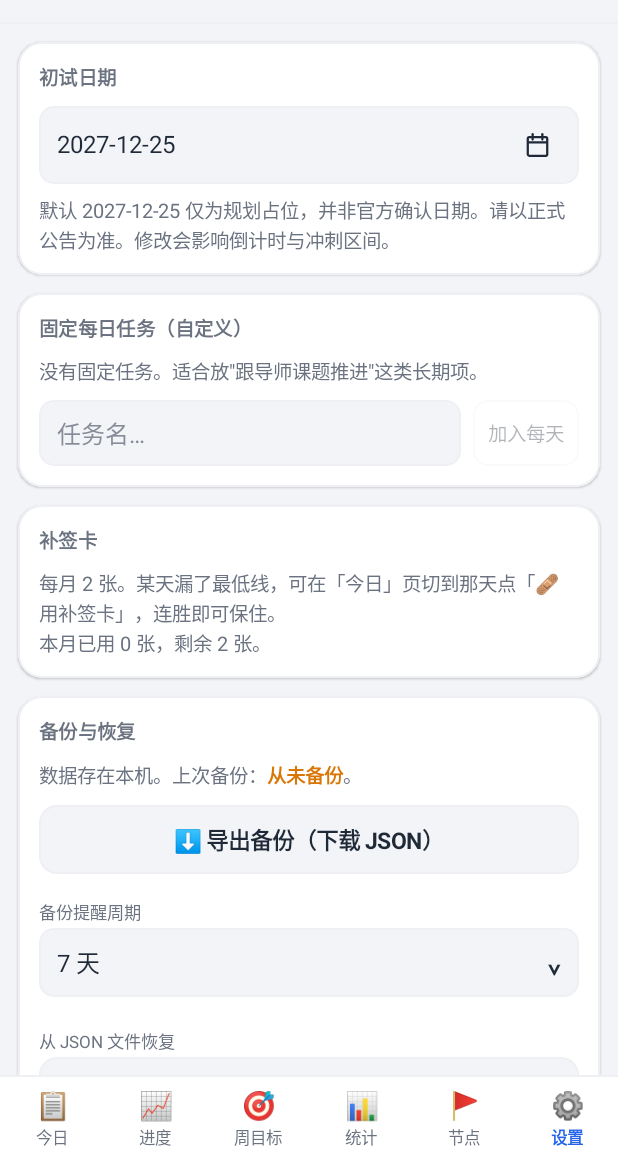
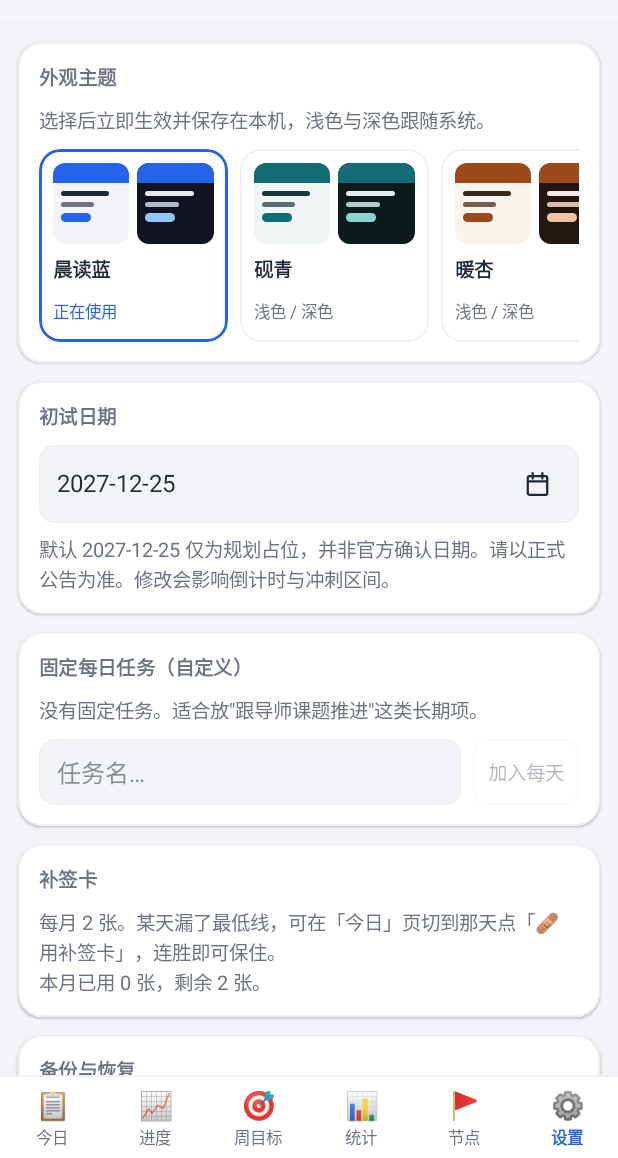
Before and after one commit to xjb1337/kaoyan-checkin, an Android app built with Jetpack Compose: the screen it shows after launch (MainActivity), after a tap on "前往设置导入", on a phone screen of 412 x 824 dp, the part 78-1236 px from its top. Run offline under Robolectric (Android 15) with nearby library versions, the phone set to English and light mode, and no system bars; our stand-ins replace Room's generated code; network calls fail; pictures from the network do not load.

Commit message:
Android：设置页增加多套外观主题
按主题名称将晨读蓝、砚青、暖杏、夜读紫和竹青保存在本机偏好中，默认沿用原网页蓝，深浅色跟随系统，且不写入打卡备份。

```diff
--- a/android/app/src/main/java/com/xjb/kaoyancheckin/MainActivity.kt
+++ b/android/app/src/main/java/com/xjb/kaoyancheckin/MainActivity.kt
@@ -42,7 +42,14 @@ class MainActivity : ComponentActivity() {
             navigationBarStyle = SystemBarStyle.auto(AndroidColor.TRANSPARENT, AndroidColor.TRANSPARENT),
         )
         if (CheckinWidget.isOpenToday(intent)) openTodaySignal++
-        setContent { WebTheme { CheckinApp(openTodaySignal) } }
+        val themeFactory = ThemeViewModel.factory(application)
+        setContent {
+            // Keep all ViewModels outside the theme provider so changing colors preserves drafts and navigation.
+            val model: CheckinViewModel = viewModel()
+            val updates: UpdateViewModel = viewModel()
+            val appearance: ThemeViewModel = viewModel(factory = themeFactory)
+            WebTheme(theme = appearance.theme) { CheckinApp(openTodaySignal, model, updates, appearance) }
+        }
     }
     override fun onNewIntent(intent: Intent) {
         super.onNewIntent(intent)
@@ -52,7 +59,7 @@ class MainActivity : ComponentActivity() {
 }
 
 @Composable
-private fun CheckinApp(openTodaySignal: Int, model: CheckinViewModel = viewModel(), updates: UpdateViewModel = viewModel()) {
+private fun CheckinApp(openTodaySignal: Int, model: CheckinViewModel, updates: UpdateViewModel, appearance: ThemeViewModel) {
     val context = androidx.compose.ui.platform.LocalContext.current
     val lifecycle = LocalLifecycleOwner.current.lifecycle
     DisposableEffect(lifecycle, model) {
@@ -98,7 +105,7 @@ private fun CheckinApp(openTodaySignal: Int, model: CheckinViewModel = viewModel
                         2 -> WeekScreen(model)
                         3 -> StatsScreen(model)
                         4 -> MilestonesScreen(model)
-                        else -> SettingsScreen(model, updates)
+                        else -> SettingsScreen(model, updates, appearance)
                     }
                 }
             }
--- a/android/app/src/main/java/com/xjb/kaoyancheckin/ProgressStatsScreens.kt
+++ b/android/app/src/main/java/com/xjb/kaoyancheckin/ProgressStatsScreens.kt
@@ -296,7 +296,7 @@ internal fun StatsScreen(model: CheckinViewModel) {
         val max = shown.maxOfOrNull { it.value }?.coerceAtLeast(1.0) ?: 1.0
         if (shown.isEmpty()) Tip("还没有科目时长记录（在今日页点「+0.5 西综」等按钮）")
         shown.forEach { (subject, total) ->
-            val color = when (subject) { "西综" -> c.blue; "英语" -> c.greenStrong; "政治" -> c.orange; else -> c.purple }
+            val color = when (subject) { "西综" -> c.subjectBlue; "英语" -> c.greenStrong; "政治" -> c.orange; else -> c.purple }
             BarRow(subject, "${hours(total)}h", (total / max).toFloat(), color)
         }
     }
@@ -311,7 +311,7 @@ internal fun StatsScreen(model: CheckinViewModel) {
                 Column(Modifier.weight(1f).fillMaxHeight(), verticalArrangement = Arrangement.Bottom, horizontalAlignment = Alignment.CenterHorizontally) {
                     Box(Modifier.fillMaxWidth(.7f).widthIn(max = 26.dp).height(((stats.hours / max * 57).toFloat()).coerceAtLeast(2f).dp)
                         .clip(RoundedCornerShape(topStart = 4.dp, topEnd = 4.dp)).background(Brush.verticalGradient(
-                            if (stats.hours < stats.target) listOf(Color(0xFFF59E0B), Color(0xFFFBBF24)) else listOf(c.blue, Color(0xFF60A5FA)))))
+                            if (stats.hours < stats.target) listOf(Color(0xFFF59E0B), Color(0xFFFBBF24)) else listOf(c.blue, c.progressHighlight))))
                     Text(shortDate(monday), fontSize = 9.sp, lineHeight = 14.sp, color = c.sub, maxLines = 1)
                 }
             }
--- a/android/app/src/main/java/com/xjb/kaoyancheckin/SettingsScreen.kt
+++ b/android/app/src/main/java/com/xjb/kaoyancheckin/SettingsScreen.kt
@@ -6,7 +6,12 @@ import androidx.activity.result.contract.ActivityResultContracts
 import androidx.compose.foundation.clickable
 import androidx.compose.foundation.background
 import androidx.compose.foundation.border
+import androidx.compose.foundation.horizontalScroll
 import androidx.compose.foundation.layout.*
+import androidx.compose.foundation.rememberScrollState
+import androidx.compose.foundation.selection.selectable
+import androidx.compose.foundation.selection.selectableGroup
+import androidx.compose.foundation.shape.CircleShape
 import androidx.compose.foundation.shape.RoundedCornerShape
 import androidx.compose.material3.DropdownMenu
 import androidx.compose.material3.DropdownMenuItem
@@ -19,6 +24,7 @@ import androidx.compose.ui.draw.clip
 import androidx.compose.ui.platform.LocalContext
 import androidx.compose.ui.platform.LocalFocusManager
 import androidx.compose.ui.semantics.contentDescription
+import androidx.compose.ui.semantics.Role
 import androidx.compose.ui.semantics.semantics
 import androidx.compose.ui.text.font.FontWeight
 import androidx.compose.ui.text.SpanStyle
@@ -26,6 +32,9 @@ import androidx.compose.ui.text.buildAnnotatedString
 import androidx.compose.ui.text.withStyle
 import androidx.compose.ui.unit.dp
 import androidx.compose.ui.unit.sp
+import com.xjb.kaoyancheckin.ui.theme.AppTheme
+import com.xjb.kaoyancheckin.ui.theme.WebColors
+import com.xjb.kaoyancheckin.ui.theme.paletteFor
 import com.xjb.kaoyancheckin.ui.theme.webColors
 import kotlinx.coroutines.Dispatchers
 import kotlinx.coroutines.launch
@@ -34,7 +43,7 @@ import java.time.LocalDate
 
 // Web vSet: exam, recurring tasks, makeup cards, backup/recovery and danger controls.
 @Composable
-internal fun SettingsScreen(model: CheckinViewModel, updates: UpdateViewModel) {
+internal fun SettingsScreen(model: CheckinViewModel, updates: UpdateViewModel, appearance: ThemeViewModel) {
     val context = LocalContext.current
     val focus = LocalFocusManager.current
     val scope = rememberCoroutineScope()
@@ -70,6 +79,18 @@ internal fun SettingsScreen(model: CheckinViewModel, updates: UpdateViewModel) {
                     result.toString()
                 }
             } }.onSuccess(model::stage).onFailure { model.notify("无法读取：${it.message}") }
+        }
+    }
+    Section("外观主题") {
+        Tip("选择后立即生效并保存在本机，浅色与深色跟随系统。")
+        Spacer(Modifier.height(10.dp))
+        Row(
+            Modifier.fillMaxWidth().horizontalScroll(rememberScrollState()).selectableGroup(),
+            horizontalArrangement = Arrangement.spacedBy(8.dp),
+        ) {
+            AppTheme.entries.forEach { theme ->
+                ThemePreviewCard(theme, appearance.theme == theme) { appearance.select(theme) }
+            }
         }
     }
     Section("初试日期") {
@@ -195,3 +216,37 @@ internal fun SettingsScreen(model: CheckinViewModel, updates: UpdateViewModel) {
         ) { model.retireTask(name) }
     }
 }
+
+/** A pair of miniature pages makes the light and dark variants visible before selecting. */
+@Composable
+private fun ThemePreviewCard(theme: AppTheme, selected: Boolean, onClick: () -> Unit) {
+    val c = webColors
+    val shape = RoundedCornerShape(14.dp)
+    Column(
+        Modifier.width(126.dp).clip(shape)
+            .background(c.card)
+            .border(if (selected) 2.dp else 1.dp, if (selected) c.accent else c.line, shape)
+            .selectable(selected = selected, role = Role.RadioButton, onClick = onClick)
+            .padding(9.dp),
+        verticalArrangement = Arrangement.spacedBy(6.dp),
+    ) {
+        Row(horizontalArrangement = Arrangement.spacedBy(5.dp)) {
+            MiniThemePreview(paletteFor(theme, false), Modifier.weight(1f))
+            MiniThemePreview(paletteFor(theme, true), Modifier.weight(1f))
+        }
+        Text(theme.label, color = c.text, fontSize = 13.sp, fontWeight = FontWeight.SemiBold, maxLines = 1)
+        Text(if (selected) "正在使用" else "浅色 / 深色", color = if (selected) c.accent else c.sub, fontSize = 11.sp, maxLines = 1)
+    }
+}
+
+@Composable
+private fun MiniThemePreview(palette: WebColors, modifier: Modifier = Modifier) {
+    Column(modifier.height(54.dp).clip(RoundedCornerShape(8.dp)).background(palette.bg)) {
+        Box(Modifier.fillMaxWidth().height(13.dp).background(palette.blue))
+        Column(Modifier.padding(horizontal = 5.dp, vertical = 5.dp), verticalArrangement = Arrangement.spacedBy(4.dp)) {
+            Box(Modifier.fillMaxWidth(.8f).height(3.dp).background(palette.text, CircleShape))
+            Box(Modifier.fillMaxWidth(.55f).height(3.dp).background(palette.sub, CircleShape))
+            Box(Modifier.width(20.dp).height(6.dp).background(palette.accent, CircleShape))
+        }
+    }
+}
--- /dev/null
+++ b/android/app/src/main/java/com/xjb/kaoyancheckin/ThemeRepository.kt
@@ -0,0 +1,50 @@
+package com.xjb.kaoyancheckin
+
+import android.app.Application
+import android.content.Context
+import androidx.compose.runtime.getValue
+import androidx.compose.runtime.mutableStateOf
+import androidx.compose.runtime.setValue
+import androidx.lifecycle.AndroidViewModel
+import androidx.lifecycle.ViewModel
+import androidx.lifecycle.ViewModelProvider
+import com.xjb.kaoyancheckin.ui.theme.AppTheme
+
+/** Local interface preference, deliberately separate from the study document and its backups. */
+internal class ThemeRepository(context: Context) {
+    private val preferences = context.applicationContext.getSharedPreferences(PREFERENCES, Context.MODE_PRIVATE)
+
+    fun load(): AppTheme = AppTheme.from(runCatching { preferences.getString(KEY_THEME, null) }.getOrNull())
+    fun save(theme: AppTheme) { preferences.edit().putString(KEY_THEME, theme.name).apply() }
+
+    companion object {
+        internal const val PREFERENCES = "appearance"
+        internal const val KEY_THEME = "theme"
+    }
+}
+
+internal class ThemeViewModel(
+    app: Application,
+    private val refreshWidgets: (Context) -> Unit = { context -> CheckinWidget.refreshAll(context) },
+) : AndroidViewModel(app) {
+    private val repository = ThemeRepository(app)
+    var theme by mutableStateOf(repository.load())
+        private set
+
+    fun select(theme: AppTheme) {
+        if (theme == this.theme) return
+        repository.save(theme) // apply updates the in-process preference before the widget reads it.
+        this.theme = theme
+        refreshWidgets(getApplication())
+    }
+
+    companion object {
+        fun factory(app: Application): ViewModelProvider.Factory = object : ViewModelProvider.Factory {
+            override fun <T : ViewModel> create(modelClass: Class<T>): T {
+                require(modelClass.isAssignableFrom(ThemeViewModel::class.java))
+                @Suppress("UNCHECKED_CAST")
+                return ThemeViewModel(app) as T
+            }
+        }
+    }
+}
--- a/android/app/src/main/java/com/xjb/kaoyancheckin/WebComponents.kt
+++ b/android/app/src/main/java/com/xjb/kaoyancheckin/WebComponents.kt
@@ -134,7 +134,7 @@ internal fun TaskRow(label: String, checked: Boolean, enabled: Boolean = true, t
                 textDecoration = if (checked) TextDecoration.LineThrough else TextDecoration.None)
             if (tag != null) {
                 val (fg, bg) = when (tag) {
-                    "西综" -> c.blueTag to c.chipBlue
+                    "西综" -> c.blueTag to c.chipSubjectBlue
                     "英语" -> c.greenTag to c.chipGreen
                     "政治" -> c.orangeTag to c.chipOrange
                     "复试" -> c.redTag to c.chipRed
@@ -305,7 +305,7 @@ internal fun Banner(text: String, type: String = "warn", action: (@Composable Ro
 internal fun ProgressBar(progress: Float, modifier: Modifier = Modifier, height: androidx.compose.ui.unit.Dp = 6.dp) {
     Box(modifier.fillMaxWidth().height(height).clip(CircleShape).background(webColors.line)) {
         Box(Modifier.fillMaxHeight().fillMaxWidth(progress.coerceIn(0f, 1f))
-            .background(Brush.horizontalGradient(listOf(Color(0xFF2563EB), Color(0xFF16A34A))), CircleShape))
+            .background(Brush.horizontalGradient(listOf(webColors.blue, Color(0xFF16A34A))), CircleShape))
     }
 }
 
--- /dev/null
+++ b/android/app/src/main/java/com/xjb/kaoyancheckin/ui/theme/AppTheme.kt
@@ -0,0 +1,15 @@
+package com.xjb.kaoyancheckin.ui.theme
+
+/** Names are persisted on this device; their order is not part of the storage format. */
+enum class AppTheme(val label: String) {
+    WEB_BLUE("晨读蓝"),
+    INK_TEAL("砚青"),
+    WARM_APRICOT("暖杏"),
+    NIGHT_VIOLET("夜读紫"),
+    BAMBOO_GREEN("竹青");
+
+    companion object {
+        val DEFAULT = WEB_BLUE
+        fun from(name: String?): AppTheme = entries.firstOrNull { it.name == name } ?: DEFAULT
+    }
+}
--- a/android/app/src/main/java/com/xjb/kaoyancheckin/ui/theme/WebTheme.kt
+++ b/android/app/src/main/java/com/xjb/kaoyancheckin/ui/theme/WebTheme.kt
@@ -13,25 +13,29 @@ import androidx.compose.ui.text.TextStyle
 import androidx.compose.ui.text.font.FontWeight
 import androidx.compose.ui.unit.sp
 
-/** Tokens taken from index.html :root and both prefers-color-scheme overrides. */
+/** Page and brand tokens. Status and subject colors remain the same across skins. */
 data class WebColors(
     val bg: Color, val card: Color, val text: Color, val sub: Color, val line: Color,
     val accent: Color, val red: Color, val amber: Color, val green: Color,
     val blueTag: Color, val greenTag: Color, val orangeTag: Color, val redTag: Color, val purpleTag: Color,
     val dark: Boolean,
+    // Opaque brand color for controls with white text, including in dark mode.
+    val blue: Color = Color(0xFF2563EB),
 ) {
-    // The web keeps these translucent backgrounds and the gradient fixed in both themes.
-    val blue = Color(0xFF2563EB)
+    val subjectBlue = Color(0xFF2563EB)
+    val progressHighlight = if (blue == subjectBlue) Color(0xFF60A5FA) else accent
     val greenStrong = Color(0xFF059669)
     val purple = Color(0xFF7C3AED)
     val orange = Color(0xFFD97706)
     val chipBlue = blue.copy(alpha = .12f)
+    val chipSubjectBlue = subjectBlue.copy(alpha = .12f)
     val chipGreen = greenStrong.copy(alpha = .12f)
     val chipOrange = orange.copy(alpha = .14f)
     val chipRed = Color(0xFFDC2626).copy(alpha = .12f)
     val chipPurple = purple.copy(alpha = .12f)
 }
 
+// These are the existing website palette, unchanged for installations without a preference.
 private val LightWebColors = WebColors(
     Color(0xFFF2F4F7), Color.White, Color(0xFF1F2937), Color(0xFF6B7280), Color(0xFFEEF0F3),
     Color(0xFF2563EB), Color(0xFFEF4444), Color(0xFFD97706), Color(0xFF16A34A),
@@ -42,13 +46,50 @@ private val DarkWebColors = WebColors(
     Color(0xFF93C5FD), Color(0xFFFCA5A5), Color(0xFFFCD34D), Color(0xFF86EFAC),
     Color(0xFF93C5FD), Color(0xFF6EE7B7), Color(0xFFFCD34D), Color(0xFFFCA5A5), Color(0xFFC4B5FD), true,
 )
+
+/** Both Compose and the RemoteViews widget use this same palette selection. */
+internal fun paletteFor(theme: AppTheme, dark: Boolean): WebColors {
+    val base = if (dark) DarkWebColors else LightWebColors
+    return when (theme) {
+        AppTheme.WEB_BLUE -> base
+        AppTheme.INK_TEAL -> if (dark) base.copy(
+            bg = Color(0xFF0D1A1C), card = Color(0xFF17292B), text = Color(0xFFE3F0EF),
+            sub = Color(0xFFB2CAC9), line = Color(0xFF2B4446), accent = Color(0xFF8CD4D1), blue = Color(0xFF126C76),
+        ) else base.copy(
+            bg = Color(0xFFF0F6F5), card = Color.White, text = Color(0xFF193739),
+            sub = Color(0xFF536F70), line = Color(0xFFE0ECEA), accent = Color(0xFF126C76), blue = Color(0xFF126C76),
+        )
+        AppTheme.WARM_APRICOT -> if (dark) base.copy(
+            bg = Color(0xFF211710), card = Color(0xFF33241C), text = Color(0xFFF8EAE0),
+            sub = Color(0xFFD6BDAE), line = Color(0xFF513A2C), accent = Color(0xFFF4C19E), blue = Color(0xFF9E491A),
+        ) else base.copy(
+            bg = Color(0xFFFAF4EE), card = Color(0xFFFFFCF9), text = Color(0xFF38291F),
+            sub = Color(0xFF765D50), line = Color(0xFFF0E4D9), accent = Color(0xFF9E491A), blue = Color(0xFF9E491A),
+        )
+        AppTheme.NIGHT_VIOLET -> if (dark) base.copy(
+            bg = Color(0xFF171421), card = Color(0xFF282238), text = Color(0xFFF0EAF8),
+            sub = Color(0xFFC6BDD5), line = Color(0xFF443B56), accent = Color(0xFFD0BAF7), blue = Color(0xFF65429C),
+        ) else base.copy(
+            bg = Color(0xFFF5F3F9), card = Color.White, text = Color(0xFF302A3C),
+            sub = Color(0xFF6F657D), line = Color(0xFFEAE5F0), accent = Color(0xFF65429C), blue = Color(0xFF65429C),
+        )
+        AppTheme.BAMBOO_GREEN -> if (dark) base.copy(
+            bg = Color(0xFF111C15), card = Color(0xFF1D2D22), text = Color(0xFFE7F1E8),
+            sub = Color(0xFFB7CEBB), line = Color(0xFF354B3A), accent = Color(0xFFA8D9B0), blue = Color(0xFF326B45),
+        ) else base.copy(
+            bg = Color(0xFFF1F6F0), card = Color.White, text = Color(0xFF26392B),
+            sub = Color(0xFF5C7060), line = Color(0xFFE2ECE2), accent = Color(0xFF326B45), blue = Color(0xFF326B45),
+        )
+    }
+}
+
 private val LocalWebColors = staticCompositionLocalOf { LightWebColors }
 val webColors: WebColors @Composable get() = LocalWebColors.current
 
 @Composable
-fun WebTheme(content: @Composable () -> Unit) {
-    val c = if (isSystemInDarkTheme()) DarkWebColors else LightWebColors
-    // Explicit schemes prevent Material You from overriding the web palette.
+fun WebTheme(theme: AppTheme = AppTheme.DEFAULT, darkTheme: Boolean = isSystemInDarkTheme(), content: @Composable () -> Unit) {
+    val c = paletteFor(theme, darkTheme)
+    // Explicit schemes prevent Material You from overriding the selected palette.
     val scheme = (if (c.dark) darkColorScheme() else lightColorScheme()).copy(
         primary = c.accent, onPrimary = if (c.dark) c.bg else Color.White,
         primaryContainer = c.chipBlue, onPrimaryContainer = c.accent, inversePrimary = c.accent,
```
Also changed, not shown: 3 other files.
